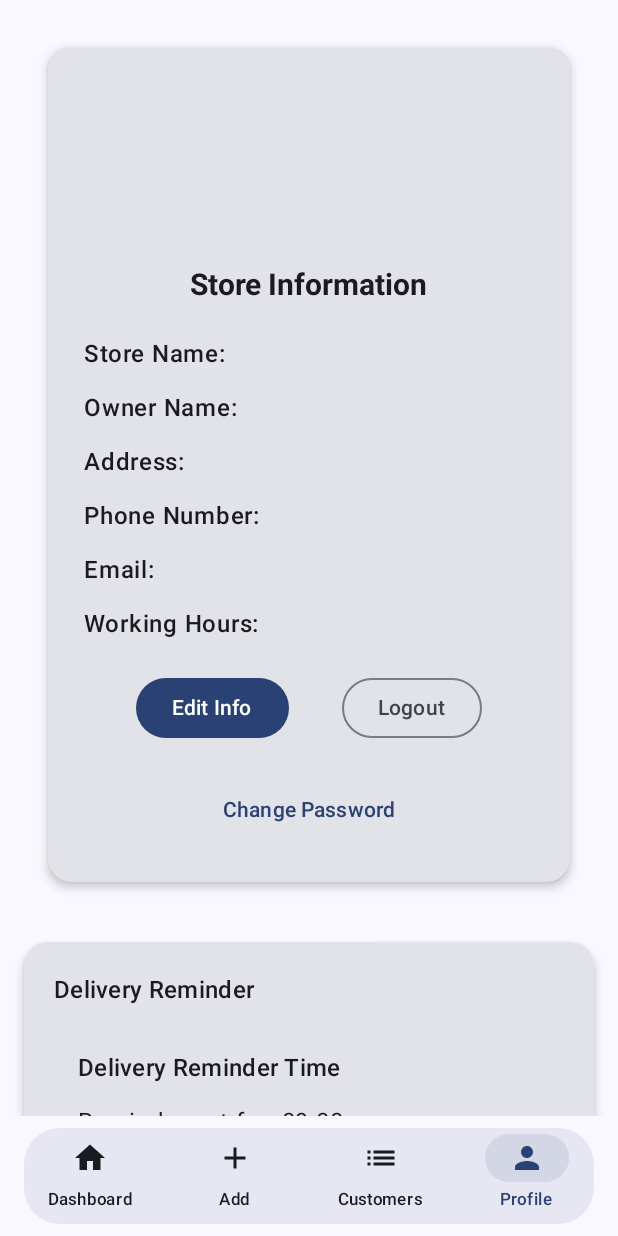
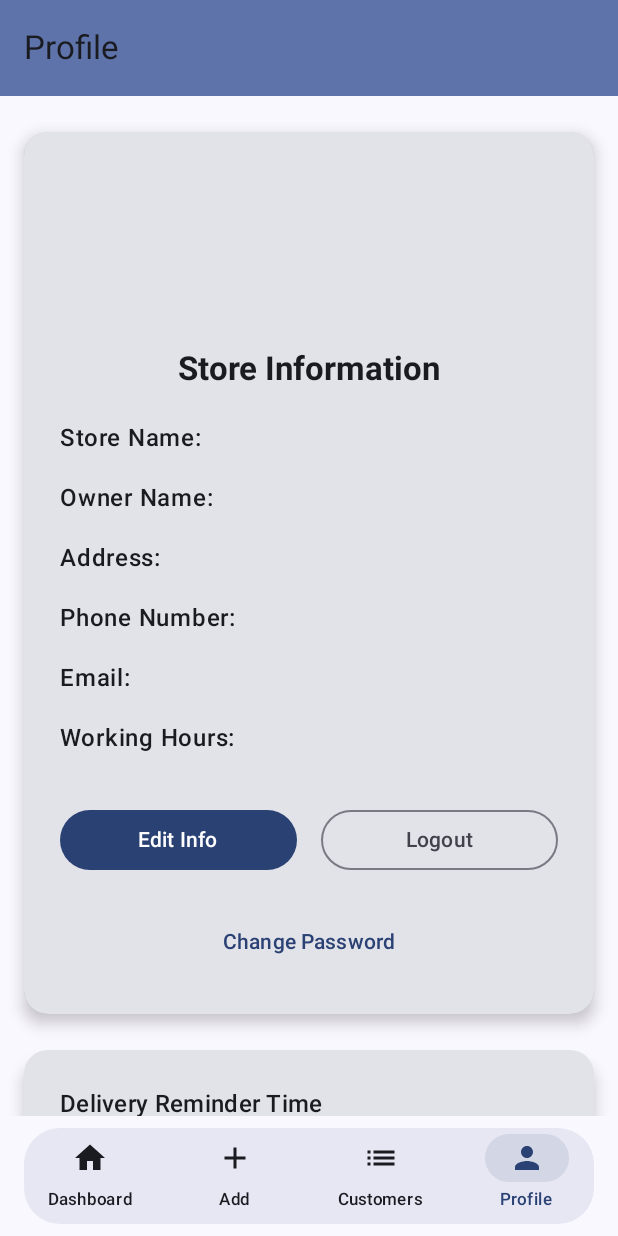
Before and after one commit to shahjalal-mahmud/RepairStoreManager, an Android app built with Jetpack Compose: the ProfileScreen screen opened through its navigation route, on a phone screen of 412 x 824 dp. Run offline under Robolectric (Android 15) with nearby library versions, the phone set to English and light mode, and no system bars; our stand-ins replace Firebase (no records; nobody signed in at launch, a user with empty details on screens opened directly); 2 statements that could not run were skipped.

Commit message:
Modified Profile screen UI better

```diff
--- a/app/src/main/java/com/example/repairstoremanager/ui/components/ReminderTimePicker.kt
+++ b/app/src/main/java/com/example/repairstoremanager/ui/components/ReminderTimePicker.kt
@@ -1,14 +1,17 @@
 package com.example.repairstoremanager.ui.components
 
-import android.app.TimePickerDialog
 import android.content.Context
 import android.widget.Toast
 import androidx.compose.foundation.layout.Arrangement
 import androidx.compose.foundation.layout.Column
+import androidx.compose.foundation.layout.Row
 import androidx.compose.foundation.layout.fillMaxWidth
 import androidx.compose.foundation.layout.padding
+import androidx.compose.foundation.shape.RoundedCornerShape
 import androidx.compose.material3.Button
 import androidx.compose.material3.ButtonDefaults
+import androidx.compose.material3.Card
+import androidx.compose.material3.CardDefaults
 import androidx.compose.material3.MaterialTheme
 import androidx.compose.material3.Text
 import androidx.compose.runtime.Composable
@@ -19,6 +22,7 @@ import androidx.compose.runtime.remember
 import androidx.compose.runtime.setValue
 import androidx.compose.ui.Modifier
 import androidx.compose.ui.platform.LocalContext
+import androidx.compose.ui.text.font.FontWeight
 import androidx.compose.ui.unit.dp
 import com.example.repairstoremanager.viewmodel.StoreViewModel
 import com.example.repairstoremanager.worker.WorkScheduler
@@ -26,8 +30,8 @@ import com.example.repairstoremanager.worker.WorkScheduler
 @Composable
 fun ReminderTimePicker(
     storeViewModel: StoreViewModel,
-    context: Context = LocalContext.current,
-    modifier: Modifier = Modifier
+    modifier: Modifier = Modifier,
+    context: Context = LocalContext.current
 ) {
     val storeInfo = storeViewModel.storeInfo
     val hour = storeInfo.reminderHour ?: 9
@@ -41,22 +45,35 @@ fun ReminderTimePicker(
         WorkScheduler.scheduleDailyReminder(context, hour, minute)
     }
 
+    Card(
+        modifier = modifier.fillMaxWidth(),
+        shape = RoundedCornerShape(16.dp),
+        elevation = CardDefaults.cardElevation(6.dp)
+    ) {
         Column(
-        modifier = modifier
-            .fillMaxWidth()
-            .padding(16.dp),
-        verticalArrangement = Arrangement.spacedBy(12.dp)
+            modifier = Modifier.padding(24.dp),
+            verticalArrangement = Arrangement.spacedBy(16.dp)
         ) {
-        Text("Delivery Reminder Time", style = MaterialTheme.typography.titleMedium)
+            Text(
+                "Delivery Reminder Time",
+                style = MaterialTheme.typography.titleMedium.copy(fontWeight = FontWeight.SemiBold)
+            )
 
-        if (isReminderEnabled) {
-            Text("Reminder set for: %02d:%02d".format(selectedHour, selectedMinute))
-        } else {
-            Text("No reminder set")
-        }
+            Text(
+                if (isReminderEnabled)
+                    "Reminder set for: %02d:%02d".format(selectedHour, selectedMinute)
+                else
+                    "No reminder set",
+                style = MaterialTheme.typography.bodyMedium
+            )
 
-        Button(onClick = {
-            val timePickerDialog = TimePickerDialog(
+            Row(
+                horizontalArrangement = Arrangement.spacedBy(16.dp),
+                modifier = Modifier.fillMaxWidth()
+            ) {
+                Button(
+                    onClick = {
+                        val timePickerDialog = android.app.TimePickerDialog(
                             context,
                             { _, pickedHour, pickedMinute ->
                                 selectedHour = pickedHour
@@ -79,7 +96,9 @@ fun ReminderTimePicker(
                             false
                         )
                         timePickerDialog.show()
-        }) {
+                    },
+                    modifier = Modifier.weight(1f)
+                ) {
                     Text("Set Reminder")
                 }
 
@@ -90,9 +109,12 @@ fun ReminderTimePicker(
                         storeViewModel.updateReminderTime(null, null)
                         Toast.makeText(context, "Reminder cancelled", Toast.LENGTH_SHORT).show()
                     },
-            colors = ButtonDefaults.buttonColors(containerColor = MaterialTheme.colorScheme.errorContainer)
+                    colors = ButtonDefaults.buttonColors(containerColor = MaterialTheme.colorScheme.errorContainer),
+                    modifier = Modifier.weight(1f)
                 ) {
                     Text("Cancel")
                 }
             }
         }
+    }
+}
--- a/app/src/main/java/com/example/repairstoremanager/ui/components/StoreInfoSection.kt
+++ b/app/src/main/java/com/example/repairstoremanager/ui/components/StoreInfoSection.kt
@@ -4,31 +4,57 @@ import android.net.Uri
 import androidx.activity.compose.rememberLauncherForActivityResult
 import androidx.activity.result.contract.ActivityResultContracts
 import androidx.compose.foundation.Image
-import androidx.compose.foundation.background
 import androidx.compose.foundation.clickable
-import androidx.compose.foundation.layout.*
+import androidx.compose.foundation.layout.Arrangement
+import androidx.compose.foundation.layout.Box
+import androidx.compose.foundation.layout.Column
+import androidx.compose.foundation.layout.Row
+import androidx.compose.foundation.layout.fillMaxSize
+import androidx.compose.foundation.layout.fillMaxWidth
+import androidx.compose.foundation.layout.offset
+import androidx.compose.foundation.layout.padding
+import androidx.compose.foundation.layout.size
+import androidx.compose.foundation.layout.width
 import androidx.compose.foundation.shape.CircleShape
 import androidx.compose.foundation.shape.RoundedCornerShape
 import androidx.compose.material.icons.Icons
 import androidx.compose.material.icons.filled.Edit
-import androidx.compose.material3.*
-import androidx.compose.runtime.*
+import androidx.compose.material3.AlertDialog
+import androidx.compose.material3.Button
+import androidx.compose.material3.Card
+import androidx.compose.material3.CardDefaults
+import androidx.compose.material3.Icon
+import androidx.compose.material3.MaterialTheme
+import androidx.compose.material3.OutlinedButton
+import androidx.compose.material3.OutlinedTextField
+import androidx.compose.material3.Surface
+import androidx.compose.material3.Text
+import androidx.compose.material3.TextButton
+import androidx.compose.runtime.Composable
+import androidx.compose.runtime.getValue
+import androidx.compose.runtime.mutableStateOf
+import androidx.compose.runtime.remember
+import androidx.compose.runtime.setValue
 import androidx.compose.ui.Alignment
 import androidx.compose.ui.Modifier
 import androidx.compose.ui.draw.clip
 import androidx.compose.ui.platform.LocalContext
 import androidx.compose.ui.text.font.FontWeight
 import androidx.compose.ui.unit.dp
-import androidx.compose.ui.unit.sp
 import coil.compose.rememberAsyncImagePainter
 import com.example.repairstoremanager.viewmodel.StoreViewModel
 
 @Composable
-fun StoreInfoSection(viewModel: StoreViewModel, onLogout: () -> Unit) {
+fun StoreInfoSection(
+    viewModel: StoreViewModel,
+    modifier: Modifier = Modifier,
+    onLogout: () -> Unit
+) {
     val info = viewModel.storeInfo
     val isEditing = viewModel.isEditMode
     var showDialog by remember { mutableStateOf(false) }
     val context = LocalContext.current
+
     val launcher = rememberLauncherForActivityResult(
         contract = ActivityResultContracts.GetContent()
     ) { uri: Uri? ->
@@ -36,11 +62,9 @@ fun StoreInfoSection(viewModel: StoreViewModel, onLogout: () -> Unit) {
     }
 
     Card(
-        modifier = Modifier
-            .fillMaxWidth()
-            .padding(16.dp),
+        modifier = modifier.fillMaxWidth(),
         shape = RoundedCornerShape(16.dp),
-        elevation = CardDefaults.cardElevation(4.dp)
+        elevation = CardDefaults.cardElevation(6.dp),
     ) {
         Column(
             modifier = Modifier
@@ -49,7 +73,7 @@ fun StoreInfoSection(viewModel: StoreViewModel, onLogout: () -> Unit) {
             verticalArrangement = Arrangement.spacedBy(20.dp),
             horizontalAlignment = Alignment.CenterHorizontally
         ) {
-            // Store Logo
+            // Store Logo with edit icon overlay
             Box(
                 modifier = Modifier
                     .size(100.dp)
@@ -67,27 +91,34 @@ fun StoreInfoSection(viewModel: StoreViewModel, onLogout: () -> Unit) {
                     Base64Image(info.logoBase64, modifier = Modifier.fillMaxSize())
                 }
                 if (isEditing) {
-                    Icon(
-                        imageVector = Icons.Default.Edit,
-                        contentDescription = "Edit Icon",
-                        tint = MaterialTheme.colorScheme.primary,
+                    Surface(
+                        shape = CircleShape,
+                        color = MaterialTheme.colorScheme.surface.copy(alpha = 0.8f),
+                        tonalElevation = 4.dp,
                         modifier = Modifier
-                            .size(24.dp)
+                            .size(28.dp)
                             .offset((-8).dp, (-8).dp)
-                            .clip(CircleShape)
-                            .background(MaterialTheme.colorScheme.background)
-                    )
+                    ) {
+                        Icon(
+                            imageVector = Icons.Default.Edit,
+                            contentDescription = "Edit Logo",
+                            tint = MaterialTheme.colorScheme.primary,
+                            modifier = Modifier.padding(4.dp)
+                        )
+                    }
                 }
             }
 
-            // Title
             Text(
                 text = "Store Information",
-                style = MaterialTheme.typography.titleLarge.copy(fontSize = 20.sp, fontWeight = FontWeight.Bold)
+                style = MaterialTheme.typography.titleLarge.copy(fontWeight = FontWeight.Bold)
             )
 
-            // Fields
-            Column(verticalArrangement = Arrangement.spacedBy(12.dp)) {
+            // Editable fields with consistent spacing
+            Column(
+                verticalArrangement = Arrangement.spacedBy(16.dp),
+                modifier = Modifier.fillMaxWidth()
+            ) {
                 EditableTextField("Store Name", info.storeName, isEditing) { viewModel.updateStoreName(it) }
                 EditableTextField("Owner Name", info.ownerName, isEditing) { viewModel.updateOwnerName(it) }
                 EditableTextField("Address", info.address, isEditing) { viewModel.updateAddress(it) }
@@ -96,34 +127,46 @@ fun StoreInfoSection(viewModel: StoreViewModel, onLogout: () -> Unit) {
                 EditableTextField("Working Hours", info.workingHours, isEditing) { viewModel.updateWorkingHours(it) }
             }
 
-            // Action Buttons
+            // Action Buttons Row with spacing and consistent size
             Row(
-                modifier = Modifier.fillMaxWidth(),
-                horizontalArrangement = Arrangement.SpaceEvenly
+                modifier = Modifier
+                    .fillMaxWidth()
+                    .padding(top = 12.dp),
+                horizontalArrangement = Arrangement.spacedBy(16.dp)
             ) {
-                Button(onClick = {
-                    if (isEditing) viewModel.updateStoreInfo()
-                    viewModel.toggleEditMode()
-                }) {
+                Button(
+                    onClick = {
+                        if (isEditing) viewModel.updateStoreInfo()
+                        viewModel.toggleEditMode()
+                    },
+                    modifier = Modifier.weight(1f)
+                ) {
                     Text(if (isEditing) "Save" else "Edit Info")
                 }
 
-                OutlinedButton(onClick = {
-                    viewModel.logout { onLogout() }
-                }) {
+                OutlinedButton(
+                    onClick = { viewModel.logout { onLogout() } },
+                    modifier = Modifier.weight(1f)
+                ) {
                     Text("Logout")
                 }
             }
 
-            TextButton(onClick = { showDialog = true }) {
+            // Change Password button centered below
+            TextButton(
+                onClick = { showDialog = true },
+                modifier = Modifier.align(Alignment.CenterHorizontally)
+            ) {
                 Text("Change Password")
             }
 
+            // Status message text
             viewModel.message?.let {
                 Text(
                     text = it,
                     color = MaterialTheme.colorScheme.primary,
-                    fontSize = 14.sp
+                    style = MaterialTheme.typography.bodyMedium,
+                    modifier = Modifier.padding(top = 8.dp)
                 )
             }
         }
@@ -141,6 +184,7 @@ fun StoreInfoSection(viewModel: StoreViewModel, onLogout: () -> Unit) {
         )
     }
 }
+
 
 @Composable
 fun EditableTextField(label: String, value: String, isEditable: Boolean, onValueChange: (String) -> Unit) {
--- a/app/src/main/java/com/example/repairstoremanager/ui/screens/ProfileScreen.kt
+++ b/app/src/main/java/com/example/repairstoremanager/ui/screens/ProfileScreen.kt
@@ -16,19 +16,22 @@ import androidx.compose.ui.platform.LocalContext
 import androidx.compose.ui.text.font.FontWeight
 import androidx.compose.ui.unit.dp
 import androidx.core.content.ContextCompat
+import androidx.lifecycle.viewmodel.compose.viewModel
 import androidx.navigation.NavHostController
 import com.example.repairstoremanager.ui.components.ReminderTimePicker
 import com.example.repairstoremanager.ui.components.StoreInfoSection
 import com.example.repairstoremanager.viewmodel.StoreViewModel
 
+@OptIn(ExperimentalMaterial3Api::class)
 @Composable
 fun ProfileScreen(
     navController: NavHostController,
-    storeViewModel: StoreViewModel,
+    storeViewModel: StoreViewModel = viewModel(),
     onLogout: () -> Unit
 ) {
     val context = LocalContext.current
 
+    // Permission launcher to read phone state for SIM info
     val simPermissionLauncher = rememberLauncherForActivityResult(
         ActivityResultContracts.RequestPermission()
     ) { granted ->
@@ -47,47 +50,62 @@ fun ProfileScreen(
         }
     }
 
+    Scaffold(
+        topBar = {
+            TopAppBar(
+                title = {
+                    Text(
+                        "Profile",
+                        style = MaterialTheme.typography.titleLarge
+                    )
+                },
+                colors = TopAppBarDefaults.topAppBarColors(
+                    containerColor = MaterialTheme.colorScheme.primaryContainer
+                )
+            )
+        }
+    ) { paddingValues ->
+
+        val scrollState = rememberScrollState()
+
+        Box(
+            modifier = Modifier
+                .padding(paddingValues)
+                .fillMaxSize()
+        ) {
             Column(
                 modifier = Modifier
                     .fillMaxSize()
-            .verticalScroll(rememberScrollState())
-            .padding(16.dp),
+                    .verticalScroll(scrollState)
+                    .padding(horizontal = 16.dp, vertical = 24.dp),
                 verticalArrangement = Arrangement.spacedBy(24.dp)
             ) {
-        // Store Info
-        StoreInfoSection(
-            viewModel = storeViewModel,
-            onLogout = onLogout
-        )
-
-        // Delivery Reminder Card
+                // Store Info Section with nice card styling
                 Card(
                     modifier = Modifier.fillMaxWidth(),
                     shape = RoundedCornerShape(16.dp),
-            elevation = CardDefaults.cardElevation(4.dp)
+                    elevation = CardDefaults.cardElevation(6.dp)
                 ) {
-            Column(
-                modifier = Modifier.padding(20.dp),
-                verticalArrangement = Arrangement.spacedBy(12.dp)
-            ) {
-                Text(
-                    text = "Delivery Reminder",
-                    style = MaterialTheme.typography.titleMedium.copy(fontWeight = FontWeight.SemiBold)
+                    StoreInfoSection(
+                        viewModel = storeViewModel,
+                        onLogout = onLogout,
+                        modifier = Modifier
                     )
+                }
+
+                // Delivery Reminder Card
                 ReminderTimePicker(storeViewModel = storeViewModel)
-            }
-        }
 
                 // Auto SMS Card
                 Card(
                     modifier = Modifier.fillMaxWidth(),
                     shape = RoundedCornerShape(16.dp),
-            elevation = CardDefaults.cardElevation(4.dp)
+                    elevation = CardDefaults.cardElevation(6.dp)
                 ) {
                     Row(
                         modifier = Modifier
                             .fillMaxWidth()
-                    .padding(20.dp),
+                            .padding(horizontal = 24.dp, vertical = 20.dp),
                         verticalAlignment = Alignment.CenterVertically,
                         horizontalArrangement = Arrangement.SpaceBetween
                     ) {
@@ -99,15 +117,15 @@ fun ProfileScreen(
                     }
                 }
 
-        // SIM Selection
+                // SIM Selection Card (only if SIM list available)
                 if (storeViewModel.simList.isNotEmpty()) {
                     Card(
                         modifier = Modifier.fillMaxWidth(),
                         shape = RoundedCornerShape(16.dp),
-                elevation = CardDefaults.cardElevation(4.dp)
+                        elevation = CardDefaults.cardElevation(6.dp)
                     ) {
                         Column(
-                    modifier = Modifier.padding(20.dp),
+                            modifier = Modifier.padding(24.dp),
                             verticalArrangement = Arrangement.spacedBy(12.dp)
                         ) {
                             Text(
@@ -136,3 +154,5 @@ fun ProfileScreen(
                 }
             }
         }
+    }
+}
```
Lines whose indentation alone changed are shown as unchanged.
